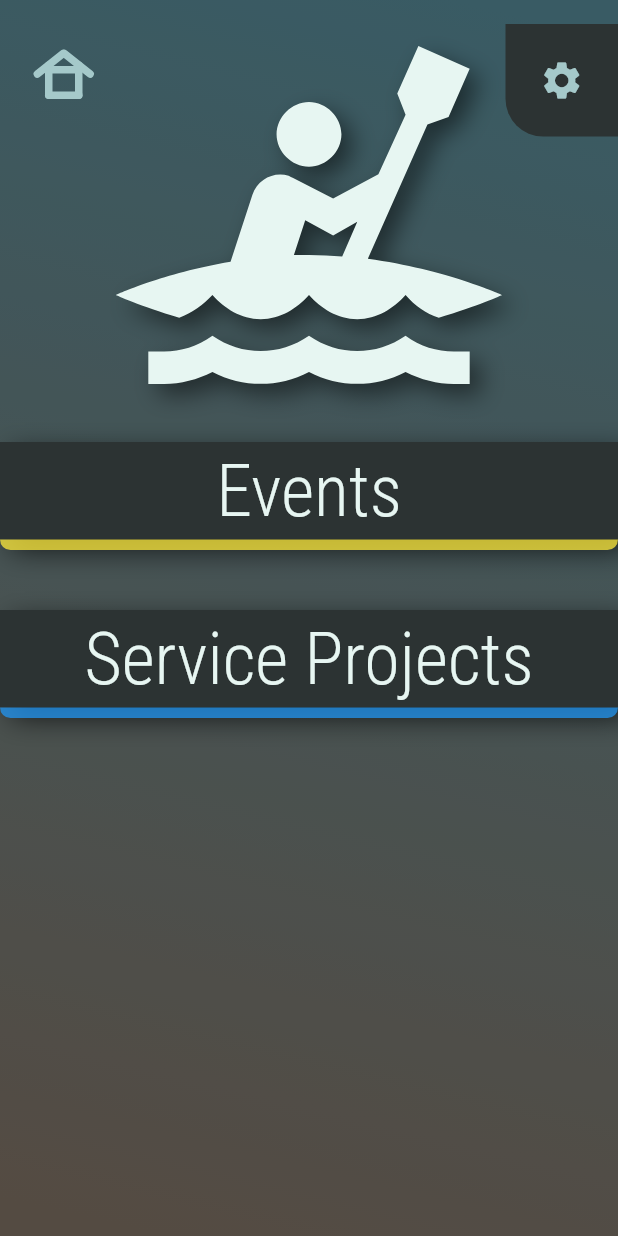
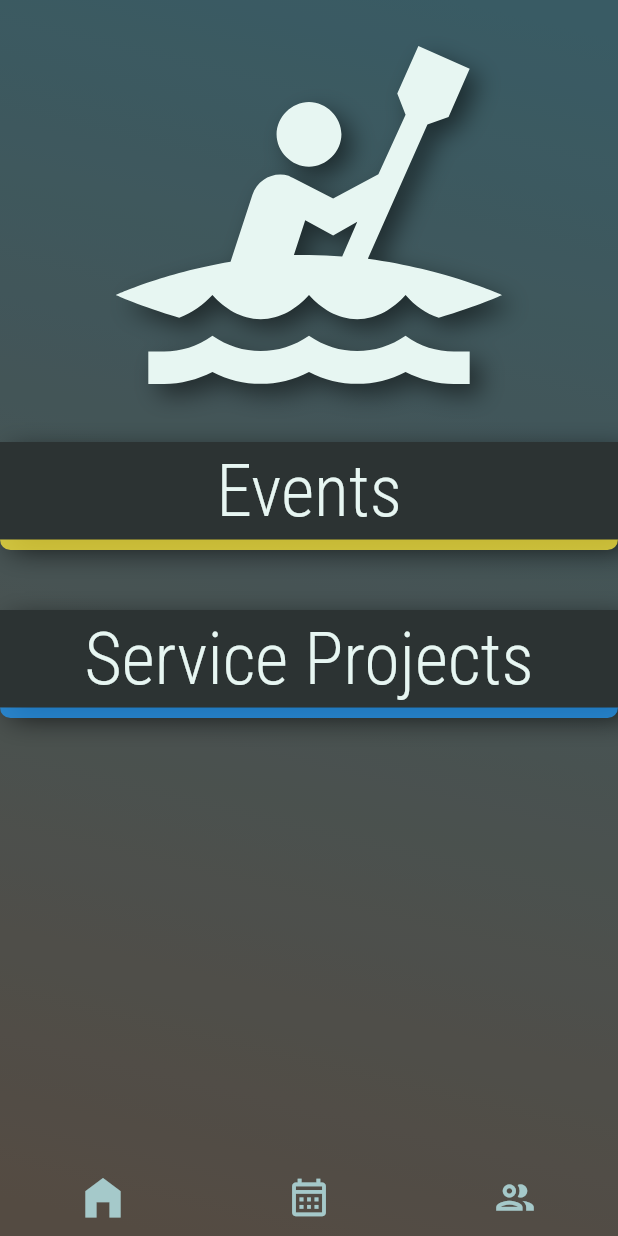
Before and after one commit to WyattWantsToCode/WaffleJetApp, a Flutter app: the screen it shows after launch, on a phone screen of 412 x 824 dp. Run offline on Flutter 3.47's test engine with Material 2 defaults, Android fonts, the phone set to English and light mode, and no system bars; our stand-ins replace auto_size_text, cached_network_image, cloud_firestore, firebase_core, firebase_storage, google_fonts and 2 more; accounts and stored records are empty.

Commit message:
added bottom navbar

```diff
--- /dev/null
+++ b/lib/Navigation/bottom_bar.dart
@@ -0,0 +1,65 @@
+import 'package:flutter/material.dart';
+import 'package:qc_collegeandcareer/calendar.dart';
+import 'package:qc_collegeandcareer/color_pallet.dart';
+import 'package:qc_collegeandcareer/home/home_screen.dart';
+
+List<bool> currentPage = [true, false, false];
+
+class BottomBar extends StatefulWidget {
+  bool? popBeforeNav;
+  BottomBar({Key? key, this.popBeforeNav}) : super(key: key);
+
+  @override
+  State<BottomBar> createState() => _BottomBarState();
+}
+
+class _BottomBarState extends State<BottomBar> {
+  @override
+  Widget build(BuildContext context) {
+    return Hero(
+      tag: "BottomBar",
+      child: Container(
+        child: Row(
+          mainAxisSize: MainAxisSize.max,
+          mainAxisAlignment: MainAxisAlignment.spaceAround,
+          children: [
+            createNavButton(context, widget.popBeforeNav, Icons.home_outlined, Icons.home_filled,
+                HomeScreen(), 0),
+            createNavButton(context, widget.popBeforeNav,
+                Icons.calendar_month_outlined,  Icons.calendar_month, CalendarScreen(), 1),
+            createNavButton(context, widget.popBeforeNav, Icons.people_outlined, Icons.people,
+                HomeScreen(), 2),
+          ],
+        ),
+      ),
+    );
+  }
+}
+
+Widget createNavButton(
+    BuildContext context,
+    bool? pop,
+    IconData notActiveIconData,
+    IconData activeIconData,
+    Widget navigate,
+    int pageNumber) {
+  return TextButton(
+      onPressed: () {
+        currentPage = [false, false, false];
+        currentPage.removeAt(pageNumber);
+        currentPage.insert(pageNumber, true);
+
+        if (pop == true) {
+          Navigator.pop(context);
+        }
+        Navigator.pushReplacement(context,
+            MaterialPageRoute(builder: (context) {
+          return navigate;
+        }));
+      },
+      child: Icon(
+        currentPage[pageNumber]? activeIconData : notActiveIconData,
+        color: colorSecond,
+        size: currentPage[pageNumber]? 35 : 30,
+      ));
+}
--- a/lib/home/home_screen.dart
+++ b/lib/home/home_screen.dart
@@ -1,4 +1,5 @@
 import 'package:flutter/material.dart';
+import 'package:qc_collegeandcareer/Navigation/bottom_bar.dart';
 import 'package:qc_collegeandcareer/appbar.dart';
 import 'package:qc_collegeandcareer/color_pallet.dart';
 import 'package:qc_collegeandcareer/create_events/create_event_screen.dart';
@@ -22,14 +23,20 @@ class _HomeScreenState extends State<HomeScreen> {
   Widget build(BuildContext context) {
     return Stack(
       children: [
+
         GradientBackground(color: colorAccentSecond),
         Scaffold(
           key: globalKey,
           drawer: drawer(context),
           backgroundColor: colorThird.withOpacity(.3),
           body: SafeArea(
-            child: Stack(alignment: Alignment.topCenter, children: [
-              SingleChildScrollView(
+            child: Column(
+              mainAxisSize: MainAxisSize.max,
+              mainAxisAlignment: MainAxisAlignment.spaceBetween,
+              children: [
+
+              Expanded(
+                child: SingleChildScrollView(
                   child: Padding(
                     padding: const EdgeInsets.only(bottom: 35),
                     child: Column(children: [
@@ -40,7 +47,8 @@ class _HomeScreenState extends State<HomeScreen> {
                     ]),
                   ),
                 ),
-              appBar(1, context, globalKey)
+              ),
+             BottomBar(),
             ]),
           ),
         ),
```
Also changed, not shown: lib/calendar.dart (+9 -3 lines), lib/specific_post/specific_event_screen.dart (+9 -3 lines). Lines whose indentation alone changed are shown as unchanged.
